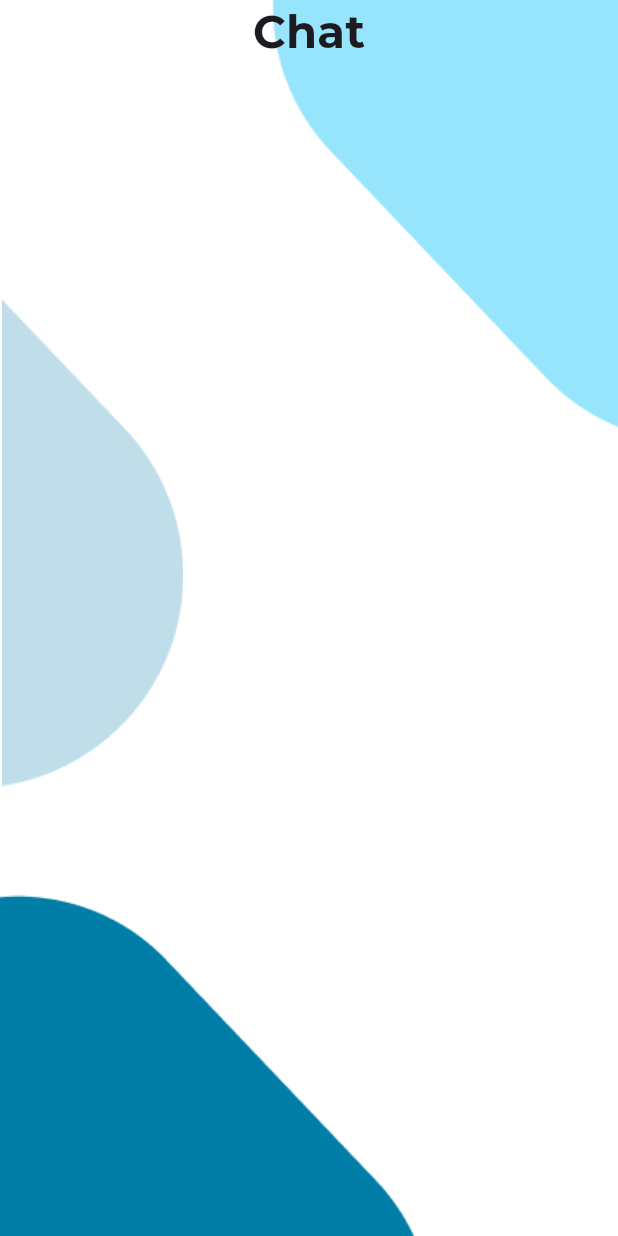
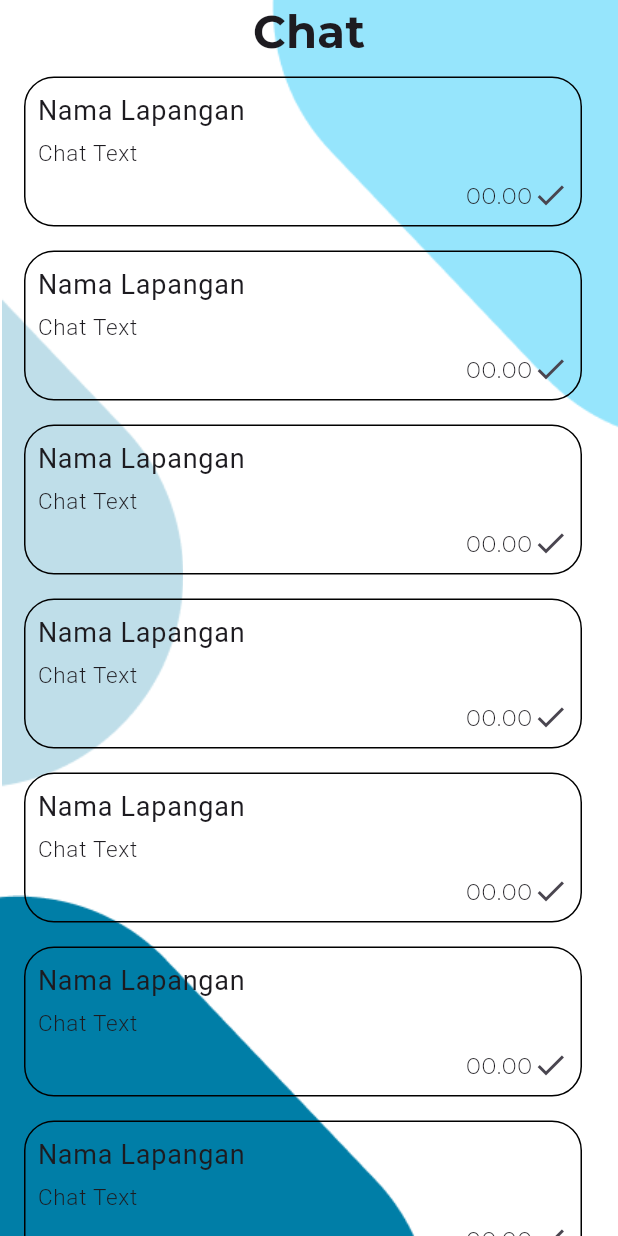
Before and after one commit to EzraArya/Sport-Facilities-Booking-App-Flutter, a Flutter app: the chatScreen screen opened directly, on a phone screen of 412 x 824 dp. Run offline on Flutter 3.47's test engine with Material 2 defaults, Android fonts, the phone set to English and light mode, and no system bars; our stand-ins replace google_fonts.

Commit message:
finished chat page

```diff
--- a/lib/screen/chat/chat_page.dart
+++ b/lib/screen/chat/chat_page.dart
@@ -1,4 +1,6 @@
 import 'package:ease_booking_app/component/background.dart';
+import 'package:ease_booking_app/constant/colors.dart';
+import 'package:ease_booking_app/screen/chat/chat_open_page.dart';
 import 'package:flutter/material.dart';
 import 'package:google_fonts/google_fonts.dart';
 
@@ -17,18 +19,88 @@ class _chatScreenState extends State<chatScreen> {
         child: SafeArea(
           child: SingleChildScrollView(
             child: Column(
-              mainAxisAlignment: MainAxisAlignment.center,
-              crossAxisAlignment: CrossAxisAlignment.center,
+              // mainAxisAlignment: MainAxisAlignment.center,
+              // crossAxisAlignment: CrossAxisAlignment.center,
               children: [
-                Text(
+                Center(
+                  child: Text(
                       "Chat",
                       style: GoogleFonts.montserrat(
                         fontSize: 30,
                         fontWeight: FontWeight.bold
                       ),
                     ),
+                ),
+                Container(
+                  height: 800,
+                  child: ListView.builder(
+                    itemCount: 10,
+                    itemBuilder: (context, index) {
+                      return ListTile(
+                        title: InkWell(
+                          onTap: () {
+                            Navigator.push(context, MaterialPageRoute(builder: (context) => chatBoxScreen(),));
+                          },
+                          child: Container(
+                            width: 300,
+                            height: 100,
+                            decoration: BoxDecoration(
+                              border: Border.all(color: tdBlack, width: 1),
+                              borderRadius: BorderRadius.circular(20)
+                            ),
+                            child: Column(
+                              mainAxisAlignment: MainAxisAlignment.spaceBetween,
+                              crossAxisAlignment: CrossAxisAlignment.start,
+                              children: [
+                                Padding(
+                                  padding: const EdgeInsets.only(top : 8.0, left: 8.0, bottom: 2.0),
+                                  child: Text(
+                                    "Nama Lapangan",
+                                    style: GoogleFonts.montserratAlternates(
+                                      fontSize: 18,
+                                      fontWeight: FontWeight.normal,
+                                    ),
+                                  ),
+                                ),
 
+                                Padding(
+                                  padding: const EdgeInsets.only(left: 8.0, bottom: 2.0),
+                                  child : Text(
+                                    "Chat Text",
+                                    style: GoogleFonts.montserratAlternates(
+                                      fontSize: 15,
+                                      fontWeight: FontWeight.w300,
+                                    ),
+                                  ),
+                                ),
 
+                                Padding(
+                                  padding: const EdgeInsets.only(bottom : 8.0, right: 8.0),
+                                  child: Row(
+                                    mainAxisAlignment: MainAxisAlignment.end,
+                                    children: [
+                                      Text(
+                                        "00.00",
+                                        style: GoogleFonts.montserrat(
+                                          fontSize: 15,
+                                          fontWeight: FontWeight.w300
+                                        ),
+                                      ),
+                                      Icon(
+                                        Icons.check,
+                                        size: 24,
+                                      )
+                                    ],
+                                  ),
+                                )
+                              ],
+                            ),
+                          ),
+                        ),
+                      );
+                    },
+                  ),
+                )
               ],
             ),
           ),
```
Also changed, not shown: lib/screen/chat/chat_open_page.dart (+178 -0 lines). Lines whose indentation alone changed are shown as unchanged.
